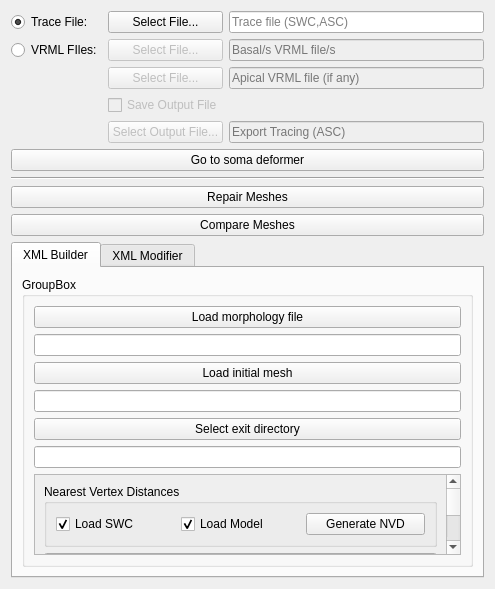
The window that Neuronize/SomaCreatorWidget.ui (vg-lab/Neuronize) describes before a commit, drawn with Qt 5.
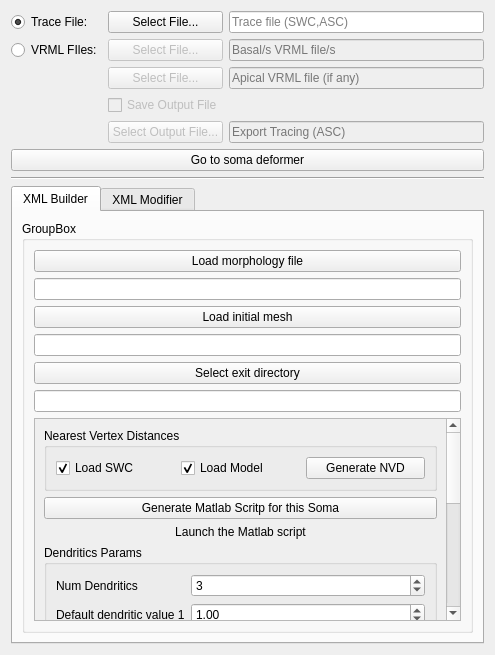
The same window after the commit.

Commit message: Added Compare Meshes to principal window

```diff
--- a/Neuronize/SomaCreatorWidget.ui
+++ b/Neuronize/SomaCreatorWidget.ui
@@ -7,7 +7,7 @@
     <x>0</x>
     <y>0</y>
     <width>495</width>
-       <height>589</height>
+       <height>655</height>
    </rect>
   </property>
   <property name="windowTitle">
@@ -154,20 +154,6 @@
      </property>
     </widget>
    </item>
-   <item>
-    <widget class="QPushButton" name="pushButton_RepairMeshes">
-     <property name="text">
-      <string>Repair Meshes</string>
-     </property>
-    </widget>
-   </item>
-   <item>
-    <widget class="QPushButton" name="pushButton_CompareMeshes">
-     <property name="text">
-      <string>Compare Meshes</string>
-     </property>
-    </widget>
-   </item>
    <item>
     <spacer name="verticalSpacer_2">
      <property name="orientation">
```
The commit also changes 6 other files.
